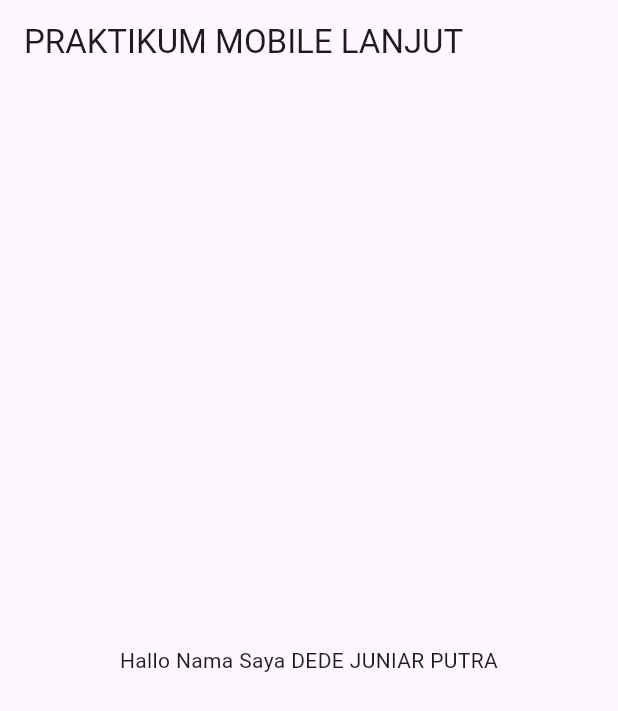
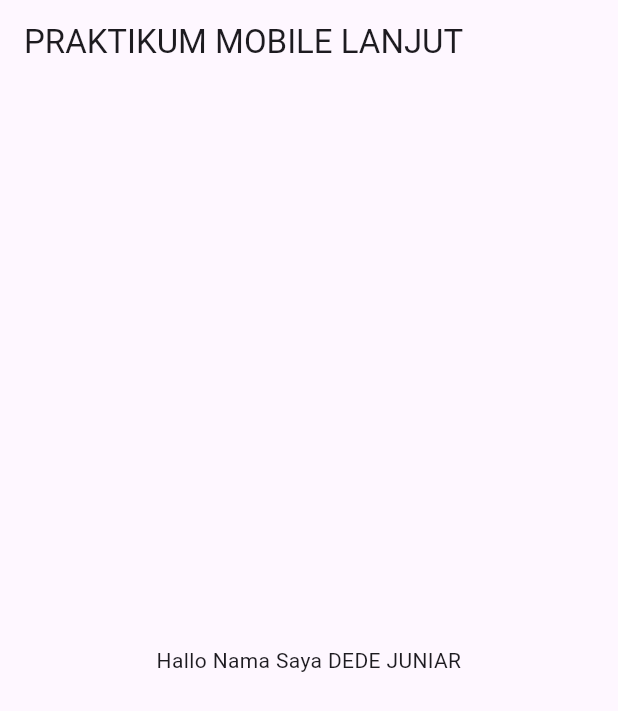
Before and after one commit to dedejuniarputra/prak-mobilelanjut-2217051015, a Flutter app: the screen it shows after launch, on a phone screen of 412 x 824 dp. Shown: the top 711 px of the screen. Run offline on Flutter 3.47's test engine with Material 3 defaults, Android fonts, the phone set to English and light mode, and no system bars.

Commit message:
pertemuan 2

```diff
--- a/lib/main.dart
+++ b/lib/main.dart
@@ -20,7 +20,7 @@ class MyApp extends StatelessWidget {
         ),
         body: const Center(
           child: Text(
-            'Hallo Nama Saya DEDE JUNIAR PUTRA',
+            'Hallo Nama Saya DEDE JUNIAR',
             textAlign: TextAlign.center,
             // style: TextStyle(fontSize: 16), // opsional
           ),
```
